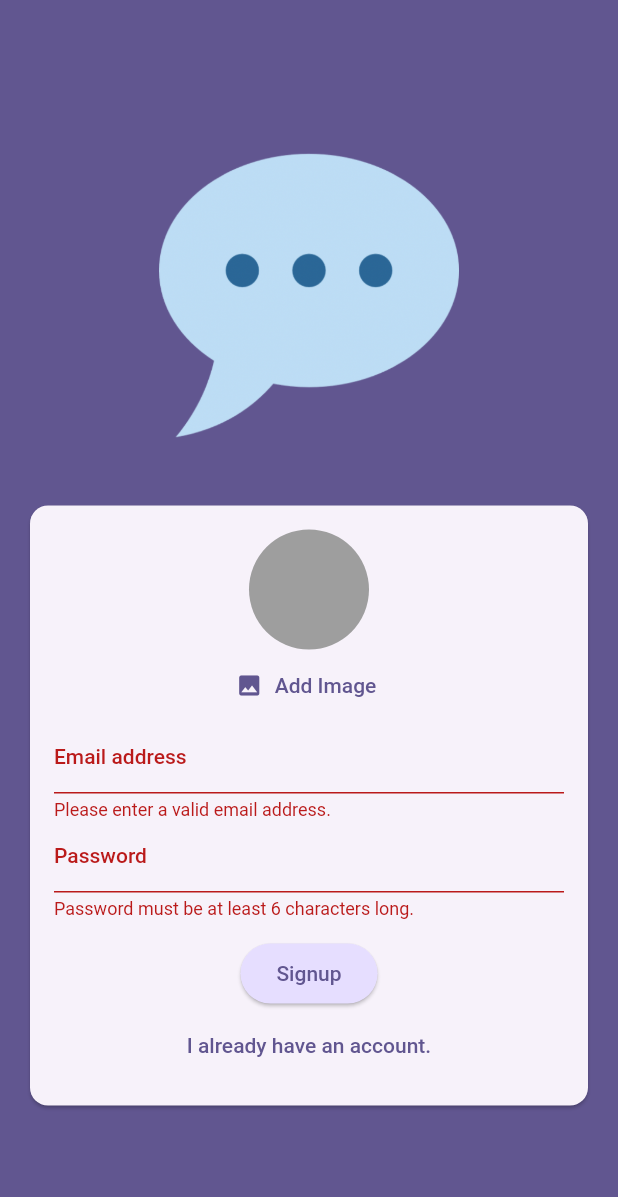
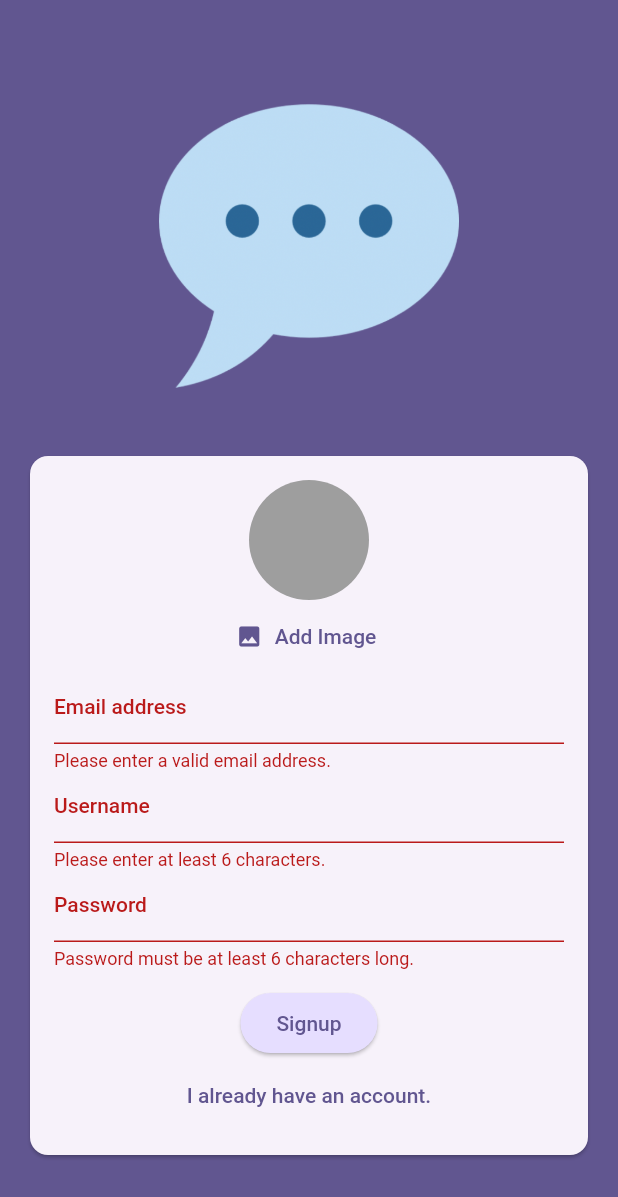
Before and after one commit to mnengineer/chat_app, a Flutter app: the screen it shows after launch, after a tap on "Login", after a tap on "Create an account", after a tap on "Signup", on a phone screen of 412 x 824 dp. Shown: the top 1197 px of the screen. Run offline on Flutter 3.47's test engine with Material 2 defaults, Android fonts, the phone set to English and light mode, and no system bars; our stand-ins replace cloud_firestore, firebase_auth, firebase_core, firebase_storage, image_picker; accounts and stored records are empty.

Commit message:
feat: ユーザ名入力フォームの追加及び保存

```diff
--- a/lib/screens/auth.dart
+++ b/lib/screens/auth.dart
@@ -21,6 +21,7 @@ class _AuthScreenState extends State<AuthScreen> {
   var _isLogin = true;
   var _enterdEmail = '';
   var _enterdPassword = '';
+  var _enterdUsername = '';
   File? _selectedImage;
   var _isAuthenticating = false;
 
@@ -59,7 +60,7 @@ class _AuthScreenState extends State<AuthScreen> {
             .collection('users')
             .doc(userCredentials.user!.uid)
             .set({
-          'username': 'to be done...',
+          'username': _enterdUsername,
           'email': _enterdEmail,
           'imageUrl': imageUrl,
         });
@@ -136,6 +137,24 @@ class _AuthScreenState extends State<AuthScreen> {
                               _enterdEmail = value!;
                             },
                           ),
+                          if (!_isLogin)
+                            TextFormField(
+                              decoration: const InputDecoration(
+                                labelText: 'Username',
+                              ),
+                              enableSuggestions: false,
+                              validator: (value) {
+                                if (value == null ||
+                                    value.isEmpty ||
+                                    value.trim().length < 4) {
+                                  return 'Please enter at least 6 characters.';
+                                }
+                                return null;
+                              },
+                              onSaved: (value) {
+                                _enterdUsername = value!;
+                              },
+                            ),
                           TextFormField(
                             decoration: const InputDecoration(
                               labelText: 'Password',
```
